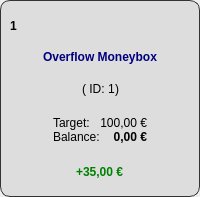
This is src/gui/ui/static/moneybox_widget.ui in PythBuster/savings_manager_gui as Qt 5 draws it before an edit. The edited form follows.
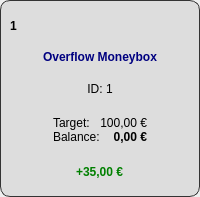
This is the edited form.

Commit message: feat: implement MoneyboxOverviewWidget and enter view + consume moneybox data of entered moneybox (by id).

What changed in the file:
```diff
--- a/src/gui/ui/static/moneybox_widget.ui
+++ b/src/gui/ui/static/moneybox_widget.ui
@@ -235,7 +235,7 @@
              <item>
               <widget class="QLabel" name="label_1">
                <property name="text">
-                <string>( ID: </string>
+                <string>ID: </string>
                </property>
                <property name="alignment">
                 <set>Qt::AlignmentFlag::AlignRight|Qt::AlignmentFlag::AlignTrailing|Qt::AlignmentFlag::AlignVCenter</set>
@@ -252,13 +252,6 @@
                </property>
               </widget>
              </item>
-             <item>
-              <widget class="QLabel" name="label_2">
-               <property name="text">
-                <string>)</string>
-               </property>
-              </widget>
-             </item>
              <item>
               <spacer name="horizontalSpacer_4">
                <property name="orientation">
```
The commit also changes 6 other files.
